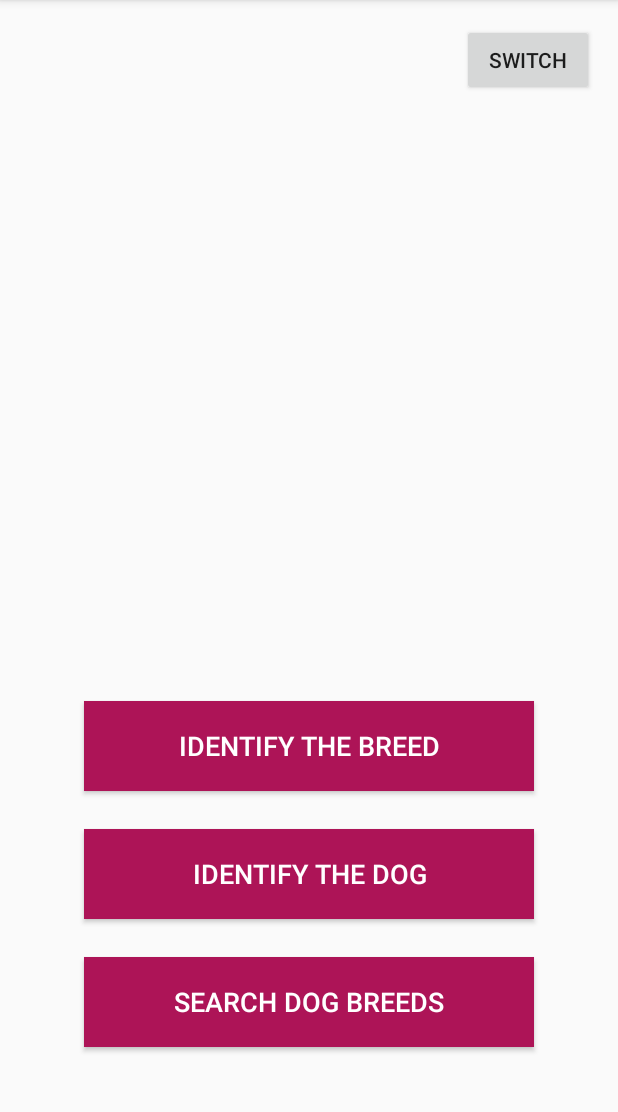
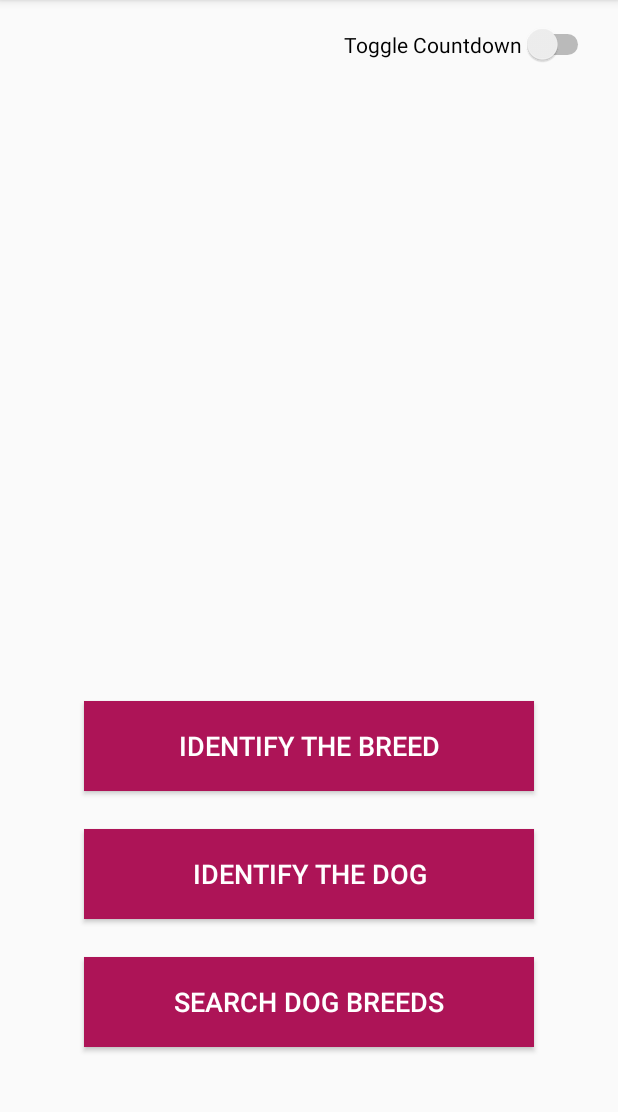
Before and after one commit to DinDev3/Doggo-Match, an Android app: the screen it shows after launch (MainActivity), on a phone screen of 412 x 824 dp, the part 84-1196 px from its top. Run offline under Robolectric (Android 15) with nearby library versions, the phone set to English and light mode, and no system bars.

Commit message:
Completed layout for Identify Breed game

```diff
--- a/CW1/DoggoMatch/app/src/main/AndroidManifest.xml
+++ b/CW1/DoggoMatch/app/src/main/AndroidManifest.xml
@@ -9,6 +9,7 @@
         android:roundIcon="@mipmap/ic_launcher_round"
         android:supportsRtl="true"
         android:theme="@style/AppTheme">
+        <activity android:name=".IdentifyBreedActivity"></activity>
         <activity android:name=".MainActivity">
             <intent-filter>
                 <action android:name="android.intent.action.MAIN" />
--- a/CW1/DoggoMatch/app/src/main/res/layout/activity_main.xml
+++ b/CW1/DoggoMatch/app/src/main/res/layout/activity_main.xml
@@ -7,58 +7,56 @@
     tools:context=".MainActivity">
 
     <Button
-        android:id="@+id/identify_breed"
+        android:id="@+id/button_identify_breed"
         android:layout_width="300dp"
         android:layout_height="60dp"
         android:layout_marginBottom="25dp"
         android:background="@color/primaryColor"
         android:freezesText="false"
-        android:text="@string/identify_the_breed"
+        android:text="@string/label_identify_breed"
         android:textColor="@color/primaryTextColor"
         android:textColorLink="@color/primaryTextColor"
         android:textSize="18sp"
-        app:layout_constraintBottom_toTopOf="@+id/identify_dog"
+        app:layout_constraintBottom_toTopOf="@+id/button_identify_dog"
         app:layout_constraintEnd_toEndOf="parent"
         app:layout_constraintStart_toStartOf="parent" />
 
     <Button
-        android:id="@+id/identify_dog"
+        android:id="@+id/button_identify_dog"
         android:layout_width="300dp"
         android:layout_height="60dp"
         android:layout_marginBottom="25dp"
         android:background="@color/primaryColor"
-        android:text="@string/identify_the_dog"
+        android:text="@string/label_identify_dog"
         android:textColor="@color/primaryTextColor"
         android:textColorLink="@color/primaryTextColor"
         android:textSize="18sp"
-        app:layout_constraintBottom_toTopOf="@+id/search_breed"
+        app:layout_constraintBottom_toTopOf="@+id/button_search_breed"
         app:layout_constraintEnd_toEndOf="parent"
-        app:layout_constraintHorizontal_bias="0.501"
         app:layout_constraintStart_toStartOf="parent" />
 
     <Button
-        android:id="@+id/search_breed"
+        android:id="@+id/button_search_breed"
         android:layout_width="300dp"
         android:layout_height="60dp"
         android:layout_marginBottom="70dp"
         android:background="@color/primaryColor"
-        android:text="@string/search_dog_breeds"
+        android:text="@string/label_search_breeds"
         android:textColor="@color/primaryTextColor"
         android:textColorLink="@color/primaryTextColor"
         android:textSize="18sp"
         app:layout_constraintBottom_toBottomOf="parent"
         app:layout_constraintEnd_toEndOf="parent"
-        app:layout_constraintHorizontal_bias="0.501"
         app:layout_constraintStart_toStartOf="parent" />
 
-    <Button
-        android:id="@+id/switch_toggle"
+    <Switch
+        android:id="@+id/switch_countdown"
         android:layout_width="wrap_content"
         android:layout_height="wrap_content"
         android:layout_marginTop="16dp"
         android:layout_marginEnd="16dp"
         android:layout_marginRight="16dp"
-        android:text="@string/switch_toggle"
+        android:text="@string/label_toggle_countdown"
         app:layout_constraintEnd_toEndOf="parent"
         app:layout_constraintTop_toTopOf="parent" />
 </androidx.constraintlayout.widget.ConstraintLayout>
--- a/CW1/DoggoMatch/app/src/main/res/values/strings.xml
+++ b/CW1/DoggoMatch/app/src/main/res/values/strings.xml
@@ -1,7 +1,10 @@
 <resources>
     <string name="app_name">Doggo Match</string>
-    <string name="identify_the_breed">Identify the Breed</string>
-    <string name="identify_the_dog">Identify the Dog</string>
-    <string name="search_dog_breeds">Search Dog Breeds</string>
+    <string name="label_identify_breed">Identify the Breed</string>
+    <string name="label_identify_dog">Identify the Dog</string>
+    <string name="label_search_breeds">Search Dog Breeds</string>
     <string name="switch_toggle">Switch</string>
+    <string name="label_toggle_countdown">Toggle Countdown</string>
+    <string name="button_label_submit">Submit</string>
+    <string name="random_dog_image_description">Displays an image of a random dog</string>
 </resources>
```
Also changed, not shown: CW1/DoggoMatch/app/src/main/java/lk/dinuka/doggomatch/IdentifyBreedActivity.java (added, +14 -0 lines), CW1/DoggoMatch/app/src/main/res/layout/activity_identify_breed.xml (added, +59 -0 lines).
